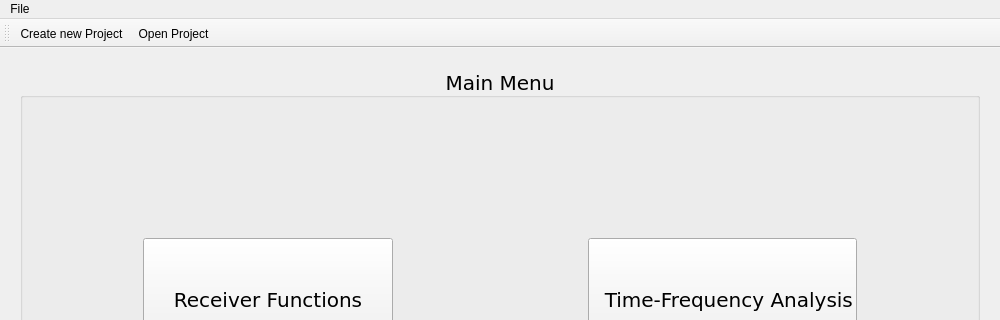
ProjectISP/ISP, file isp/resources/designer_uis/MainFrame.ui: the form before one commit; both pictures show x 0 to 1000 and y 0 to 320 of the 1000 by 600 pixel window.
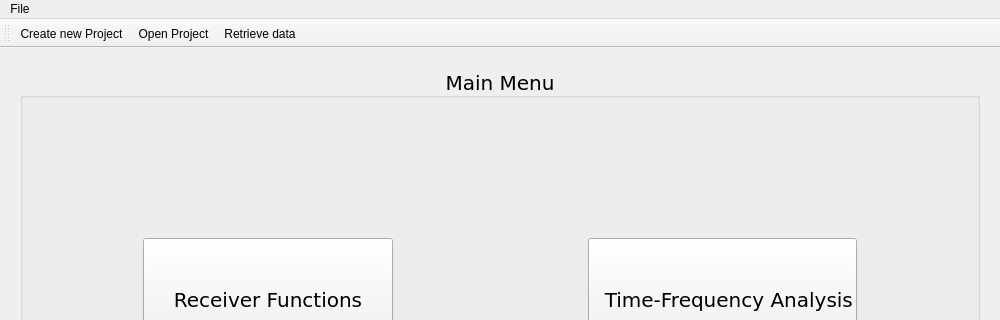
The form after the commit. Icons and pictures are not drawn.

Commit message: Added new icon in MainFrame toolbar. Fixed issues in SyntheticsGeneratorDialog input widgets. Now some of them admit scientific notation input and M0 may be empty. Added net and station columns in receiver stations table in SyntheticsGeneratorDialog. Now you can insert lat/lon, net/stat or the four at the same time. Added parameters saving in .pkl after a synthetics generation is done. Changed SyntheticsAnalisysFrame layout and added generation params visualization.

What changed in the file:
```diff
--- a/isp/resources/designer_uis/MainFrame.ui
+++ b/isp/resources/designer_uis/MainFrame.ui
@@ -365,6 +365,7 @@
    </attribute>
    <addaction name="actionCreate_new_Project"/>
    <addaction name="actionOpen_Project"/>
+   <addaction name="actionRetrieve_data"/>
   </widget>
   <action name="actionOpen_Project">
    <property name="icon">
@@ -396,6 +397,16 @@
     <string>Exit</string>
    </property>
   </action>
+  <action name="actionRetrieve_data">
+   <property name="icon">
+    <iconset>
+     <normalon>:/icons/manage-icon.png</normalon>
+    </iconset>
+   </property>
+   <property name="text">
+    <string>Retrieve data</string>
+   </property>
+  </action>
  </widget>
  <resources>
   <include location="../resources.qrc"/>
```
Left out of the diff: 3 changed lines with no effect on the pictures. The commit also changes 6 other files.
